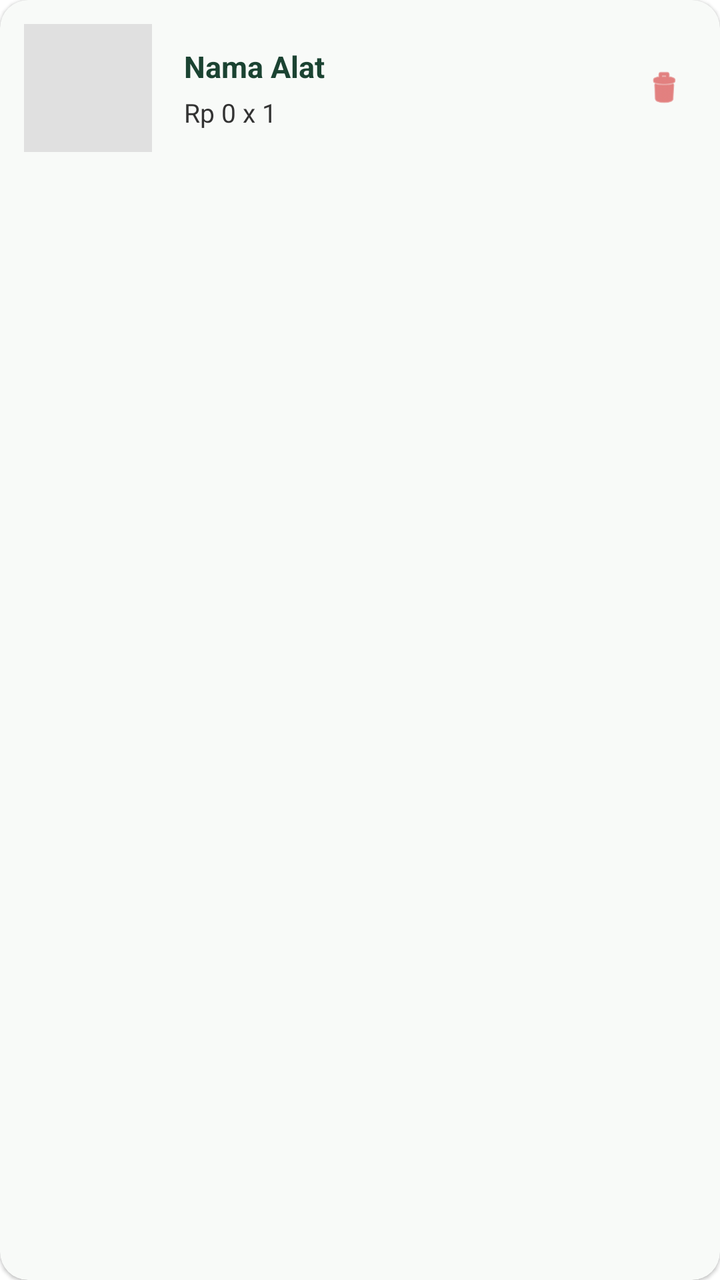
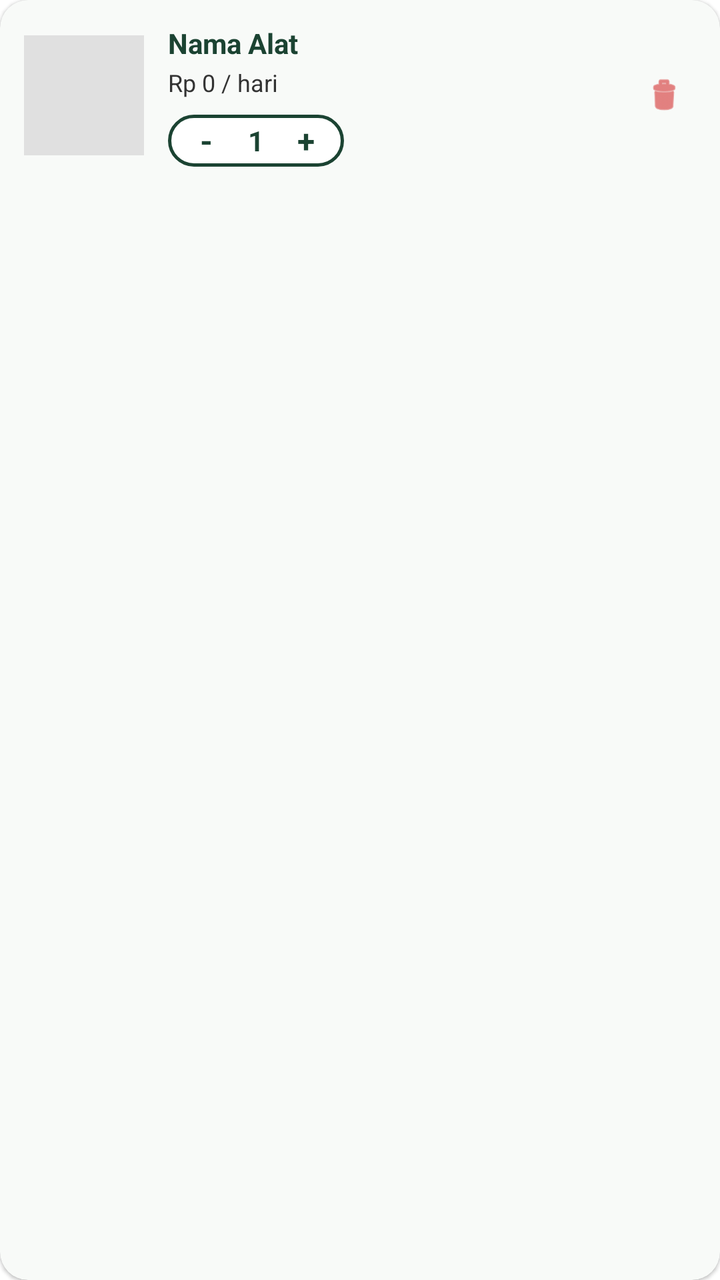

Before-and-after screenshots of an Android layout around one commit, followed by the original layout XML and the change that was made.
<!-- AndroidManifest.xml: application theme Theme.UKK -->
<!-- res/layout/item_cart.xml -->
<?xml version="1.0" encoding="utf-8"?>
<androidx.cardview.widget.CardView xmlns:android="http://schemas.android.com/apk/res/android"
    xmlns:app="http://schemas.android.com/apk/res-auto"
    xmlns:tools="http://schemas.android.com/tools"
    android:layout_width="match_parent"
    android:layout_height="wrap_content"
    android:layout_marginBottom="12dp"
    app:cardBackgroundColor="#F8FAF8"
    app:cardCornerRadius="14dp"
    app:cardElevation="1dp">

    <LinearLayout
        android:layout_width="match_parent"
        android:layout_height="wrap_content"
        android:gravity="center_vertical"
        android:orientation="horizontal"
        android:padding="12dp">

        <ImageView
            android:id="@+id/iv_cart_image"
            android:layout_width="64dp"
            android:layout_height="64dp"
            android:background="#E0E0E0"
            android:scaleType="centerCrop"
            tools:ignore="ContentDescription" />

        <LinearLayout
            android:layout_width="0dp"
            android:layout_height="wrap_content"
            android:layout_marginStart="16dp"
            android:layout_weight="1"
            android:orientation="vertical">

            <TextView
                android:id="@+id/tv_cart_name"
                android:layout_width="wrap_content"
                android:layout_height="wrap_content"
                android:text="Nama Alat"
                android:textColor="@color/campgear_green"
                android:textSize="15sp"
                android:textStyle="bold" />

            <TextView
                android:id="@+id/tv_cart_price_qty"
                android:layout_width="wrap_content"
                android:layout_height="wrap_content"
                android:layout_marginTop="4dp"
                android:text="Rp 0 x 1"
                android:textColor="#333333"
                android:textSize="13sp" />

        </LinearLayout>

        <ImageView
            android:id="@+id/btn_remove_cart"
            android:layout_width="32dp"
            android:layout_height="32dp"
            android:background="?attr/selectableItemBackgroundBorderless"
            android:contentDescription="Remove"
            android:padding="6dp"
            app:srcCompat="@android:drawable/ic_menu_delete"
            app:tint="#D32F2F" />

    </LinearLayout>
</androidx.cardview.widget.CardView>
<!-- resources referenced by this layout -->
<resources>
  <color name="campgear_green">#1B4332</color>
  <style name="Theme.UKK" parent="Theme.MaterialComponents.DayNight.DarkActionBar">
          
          <item name="colorPrimary">@color/campgear_green</item>
          <item name="colorPrimaryVariant">@color/primary_dark</item>
          <item name="android:windowLightStatusBar">false</item>
          <item name="colorOnPrimary">@color/white</item>
          
          <item name="colorSecondary">@color/black</item>
          <item name="colorSecondaryVariant">@color/teal_700</item>
          <item name="colorOnSecondary">@color/black</item>
          
          <item name="android:statusBarColor">@color/campgear_green</item>
      </style>
  <color name="primary_dark">#133C29</color>
  <color name="white">#FFFFFFFF</color>
  <color name="black">#FF000000</color>
  <color name="teal_700">#FF018786</color>
</resources>

<!-- the commit's change to res/layout/item_cart.xml (unified diff, before → after) -->
@@ -18,8 +18,8 @@
 
         <ImageView
             android:id="@+id/iv_cart_image"
-            android:layout_width="64dp"
-            android:layout_height="64dp"
+            android:layout_width="60dp"
+            android:layout_height="60dp"
             android:background="#E0E0E0"
             android:scaleType="centerCrop"
             tools:ignore="ContentDescription" />
@@ -27,7 +27,8 @@
         <LinearLayout
             android:layout_width="0dp"
             android:layout_height="wrap_content"
-            android:layout_marginStart="16dp"
+            android:layout_marginStart="12dp"
+            android:layout_marginEnd="8dp"
             android:layout_weight="1"
             android:orientation="vertical">
 
@@ -37,17 +38,62 @@
                 android:layout_height="wrap_content"
                 android:text="Nama Alat"
                 android:textColor="@color/campgear_green"
-                android:textSize="15sp"
+                android:textSize="14sp"
                 android:textStyle="bold" />
 
             <TextView
-                android:id="@+id/tv_cart_price_qty"
+                android:id="@+id/tv_cart_price"
                 android:layout_width="wrap_content"
                 android:layout_height="wrap_content"
-                android:layout_marginTop="4dp"
-                android:text="Rp 0 x 1"
+                android:layout_marginTop="2dp"
+                android:text="Rp 0 / hari"
                 android:textColor="#333333"
-                android:textSize="13sp" />
+                android:textSize="12sp" />
+
+            
+            <LinearLayout
+                android:layout_width="wrap_content"
+                android:layout_height="wrap_content"
+                android:layout_marginTop="8dp"
+                android:background="@drawable/bg_input_field"
+                android:gravity="center_vertical"
+                android:orientation="horizontal"
+                android:paddingStart="8dp"
+                android:paddingTop="2dp"
+                android:paddingEnd="8dp"
+                android:paddingBottom="2dp">
+
+                <TextView
+                    android:id="@+id/btn_cart_minus"
+                    android:layout_width="22dp"
+                    android:layout_height="22dp"
+                    android:gravity="center"
+                    android:text="-"
+                    android:textColor="@color/campgear_green"
+                    android:textSize="16sp"
+                    android:textStyle="bold" />
+
+                <TextView
+                    android:id="@+id/tv_cart_quantity"
+                    android:layout_width="28dp"
+                    android:layout_height="wrap_content"
+                    android:gravity="center"
+                    android:text="1"
+                    android:textColor="@color/campgear_green"
+                    android:textSize="14sp"
+                    android:textStyle="bold" />
+
+                <TextView
+                    android:id="@+id/btn_cart_plus"
+                    android:layout_width="22dp"
+                    android:layout_height="22dp"
+                    android:gravity="center"
+                    android:text="+"
+                    android:textColor="@color/campgear_green"
+                    android:textSize="16sp"
+                    android:textStyle="bold" />
+
+            </LinearLayout>
 
         </LinearLayout>
 
<!-- resource entries referenced after the edit -->
@@ -1,6 +1,16 @@
 <!-- resources referenced by this layout -->
 <resources>
   <color name="campgear_green">#1B4332</color>
+  <!-- drawable bg_input_field (drawable) -->
+  <?xml version="1.0" encoding="utf-8"?>
+  <shape xmlns:android="http://schemas.android.com/apk/res/android"
+      android:shape="rectangle">
+      <solid android:color="@color/white" />
+      <stroke
+          android:width="1.5dp"
+          android:color="@color/campgear_green" />
+      <corners android:radius="14dp" />
+  </shape>
   <style name="Theme.UKK" parent="Theme.MaterialComponents.DayNight.DarkActionBar">
           
           <item name="colorPrimary">@color/campgear_green</item>
